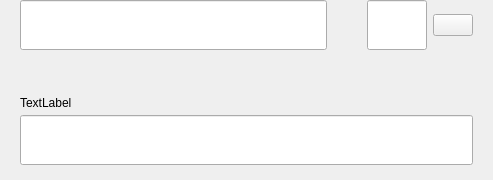
First picture: the form in src/qt/vitae/forms/sendmultirow.ui, repository VitaeTeam/Vitae, before the edit.
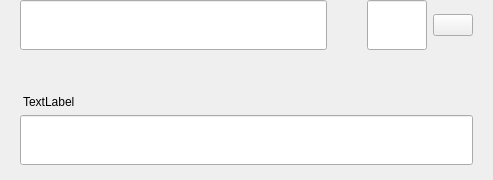
Second picture: the form after the edit.

Commit message: [GUI] Contacts screen, add contact -> notify about an already existent address. Minor duplicated methods refactored.

What changed in the file:
```diff
--- a/src/qt/vitae/forms/sendmultirow.ui
+++ b/src/qt/vitae/forms/sendmultirow.ui
@@ -278,6 +278,9 @@
       </item>
       <item>
        <widget class="QLabel" name="labelSubtitleDescription">
+        <property name="styleSheet">
+         <string notr="true">padding-bottom:1px;</string>
+        </property>
         <property name="text">
          <string>TextLabel</string>
         </property>
```
The commit also changes 2 other files.
